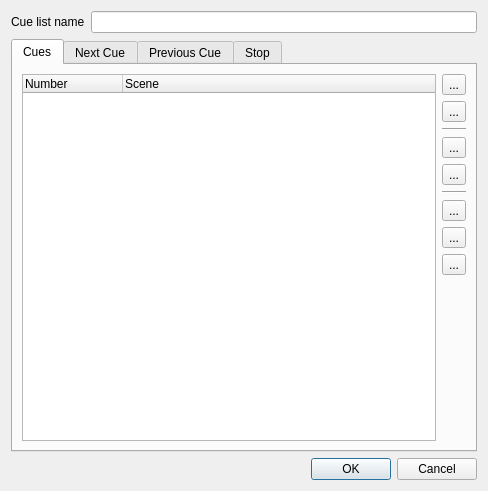
Above: trunk/ui/src/vccuelistproperties.ui from Bondzio/qlc before the change. Below: the same form after it.
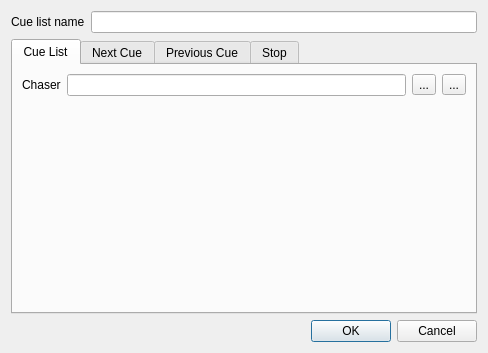
That is the form after the change. Icons and pictures are not drawn.

Commit message: Changed VCCueList to use Chaser as its cue list to reduce duplicate code & user programming. Changed SpeedDial completely to H:M:S:MS based solution.

The edit to the form file:
```diff
--- a/trunk/ui/src/vccuelistproperties.ui
+++ b/trunk/ui/src/vccuelistproperties.ui
@@ -7,7 +7,7 @@
     <x>0</x>
     <y>0</y>
     <width>488</width>
-    <height>491</height>
+    <height>353</height>
    </rect>
   </property>
   <property name="windowTitle">
@@ -38,51 +38,33 @@
      </property>
      <widget class="QWidget" name="Cues">
       <attribute name="title">
-       <string>Cues</string>
+       <string>Cue List</string>
       </attribute>
       <layout class="QGridLayout" name="gridLayout">
-       <item row="0" column="0" rowspan="10">
-        <widget class="QTreeWidget" name="m_list">
-         <property name="toolTip">
-          <string>List of scenes that can be activated with this cue list</string>
+       <item row="0" column="0">
+        <widget class="QLabel" name="m_chaserLabel">
+         <property name="text">
+          <string>Chaser</string>
          </property>
-         <property name="alternatingRowColors">
-          <bool>true</bool>
-         </property>
-         <property name="selectionMode">
-          <enum>QAbstractItemView::ExtendedSelection</enum>
-         </property>
-         <property name="rootIsDecorated">
-          <bool>false</bool>
-         </property>
-         <property name="itemsExpandable">
-          <bool>false</bool>
-         </property>
-         <property name="allColumnsShowFocus">
-          <bool>true</bool>
-         </property>
-         <property name="expandsOnDoubleClick">
-          <bool>false</bool>
-         </property>
-         <column>
-          <property name="text">
-           <string>Number</string>
-          </property>
-         </column>
-         <column>
-          <property name="text">
-           <string>Scene</string>
-          </property>
-         </column>
         </widget>
        </item>
        <item row="0" column="1">
-        <widget class="QToolButton" name="m_addButton">
+        <widget class="QLineEdit" name="m_chaserEdit">
          <property name="toolTip">
-          <string>Add scene(s) to the cue list</string>
+          <string>The chaser function to use as cue list</string>
+         </property>
+         <property name="readOnly">
+          <bool>true</bool>
+         </property>
+        </widget>
+       </item>
+       <item row="0" column="2">
+        <widget class="QToolButton" name="m_chaserAttachButton">
+         <property name="toolTip">
+          <string>Choose the chaser function to use as the steps for the cue list</string>
          </property>
          <property name="text">
-          <string notr="true">...</string>
+          <string>...</string>
          </property>
          <property name="icon">
           <iconset resource="qlcui.qrc">
@@ -96,8 +78,8 @@
          </property>
         </widget>
        </item>
-       <item row="1" column="1">
-        <widget class="QToolButton" name="m_removeButton">
+       <item row="0" column="3">
+        <widget class="QToolButton" name="m_chaserDetachButton">
          <property name="toolTip">
           <string>Remove selected scene(s) from the cue list</string>
          </property>
@@ -116,133 +98,19 @@
          </property>
         </widget>
        </item>
-       <item row="3" column="1">
-        <widget class="QToolButton" name="m_raiseButton">
-         <property name="toolTip">
-          <string>Raise the selected scene</string>
-         </property>
-         <property name="text">
-          <string notr="true">...</string>
-         </property>
-         <property name="icon">
-          <iconset resource="qlcui.qrc">
-           <normaloff>:/up.png</normaloff>:/up.png</iconset>
-         </property>
-         <property name="iconSize">
-          <size>
-           <width>32</width>
-           <height>32</height>
-          </size>
-         </property>
-        </widget>
-       </item>
-       <item row="4" column="1">
-        <widget class="QToolButton" name="m_lowerButton">
-         <property name="toolTip">
-          <string>Lower the selected scene</string>
-         </property>
-         <property name="text">
-          <string notr="true">...</string>
-         </property>
-         <property name="icon">
-          <iconset resource="qlcui.qrc">
-           <normaloff>:/down.png</normaloff>:/down.png</iconset>
-         </property>
-         <property name="iconSize">
-          <size>
-           <width>32</width>
-           <height>32</height>
-          </size>
-         </property>
-        </widget>
-       </item>
-       <item row="9" column="1">
+       <item row="1" column="0" colspan="4">
         <spacer name="verticalSpacer">
          <property name="orientation">
           <enum>Qt::Vertical</enum>
          </property>
          <property name="sizeHint" stdset="0">
           <size>
-           <width>20</width>
-           <height>49</height>
+           <width>428</width>
+           <height>169</height>
           </size>
          </property>
         </spacer>
        </item>
-       <item row="5" column="1">
-        <widget class="Line" name="line">
-         <property name="orientation">
-          <enum>Qt::Horizontal</enum>
-         </property>
-        </widget>
-       </item>
-       <item row="6" column="1">
-        <widget class="QToolButton" name="m_cutButton">
-         <property name="toolTip">
-          <string>Cut the selected scenes from their current positions</string>
-         </property>
-         <property name="text">
-          <string notr="true">...</string>
-         </property>
-         <property name="icon">
-          <iconset resource="qlcui.qrc">
-           <normaloff>:/editcut.png</normaloff>:/editcut.png</iconset>
-         </property>
-         <property name="iconSize">
-          <size>
-           <width>32</width>
-           <height>32</height>
-          </size>
-         </property>
-        </widget>
-       </item>
-       <item row="7" column="1">
-        <widget class="QToolButton" name="m_copyButton">
-         <property name="toolTip">
-          <string>Copy the selected scenes</string>
-         </property>
-         <property name="text">
-          <string notr="true">...</string>
-         </property>
-         <property name="icon">
-          <iconset resource="qlcui.qrc">
-           <normaloff>:/editcopy.png</normaloff>:/editcopy.png</iconset>
-         </property>
-         <property name="iconSize">
-          <size>
-           <width>32</width>
-           <height>32</height>
-          </size>
-         </property>
-        </widget>
-       </item>
-       <item row="8" column="1">
-        <widget class="QToolButton" name="m_pasteButton">
-         <property name="toolTip">
-          <string>Paste scenes from the clipboard to the currently selected position</string>
-         </property>
-         <property name="text">
-          <string notr="true">...</string>
-         </property>
-         <property name="icon">
-          <iconset resource="qlcui.qrc">
-           <normaloff>:/editpaste.png</normaloff>:/editpaste.png</iconset>
-         </property>
-         <property name="iconSize">
-          <size>
-           <width>32</width>
-           <height>32</height>
-          </size>
-         </property>
-        </widget>
-       </item>
-       <item row="2" column="1">
-        <widget class="Line" name="line_2">
-         <property name="orientation">
-          <enum>Qt::Horizontal</enum>
-         </property>
-        </widget>
-       </item>
       </layout>
      </widget>
      <widget class="QWidget" name="NextCue">
```
Left out of the diff: 6 changed lines with no effect on the pictures. The commit also changes 20 other files.
